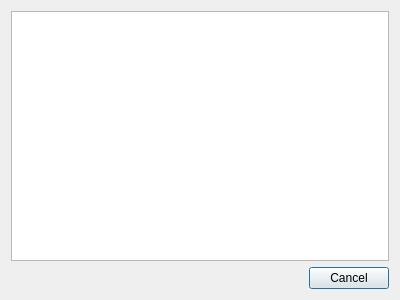
This is embedded-user/src/qt-frontend/window/add_source_to_record.ui in UnnamedOrange/Embedded-Term-Project as Qt 5 draws it before an edit. The edited form follows.
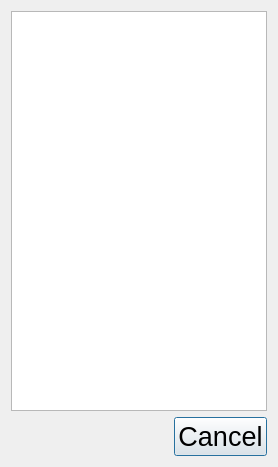
This is the edited form.

```diff
--- a/embedded-user/src/qt-frontend/window/add_source_to_record.ui
+++ b/embedded-user/src/qt-frontend/window/add_source_to_record.ui
@@ -2,23 +2,32 @@
 <ui version="4.0">
  <class>add_source_to_record</class>
  <widget class="QDialog" name="add_source_to_record">
-  <property name="geometry">
-   <rect>
-    <x>0</x>
-    <y>0</y>
-    <width>400</width>
-    <height>300</height>
-   </rect>
-  </property>
   <property name="windowTitle">
    <string>选择记录类型</string>
   </property>
   <layout class="QVBoxLayout" name="verticalLayout">
    <item>
-    <widget class="QListWidget" name="list"/>
+    <widget class="QListWidget" name="list">
+     <property name="minimumSize">
+      <size>
+       <width>0</width>
+       <height>400</height>
+      </size>
+     </property>
+     <property name="font">
+      <font>
+       <pointsize>20</pointsize>
+      </font>
+     </property>
+    </widget>
    </item>
    <item>
     <widget class="QDialogButtonBox" name="buttonBox">
+     <property name="font">
+      <font>
+       <pointsize>20</pointsize>
+      </font>
+     </property>
      <property name="orientation">
       <enum>Qt::Horizontal</enum>
      </property>
```
